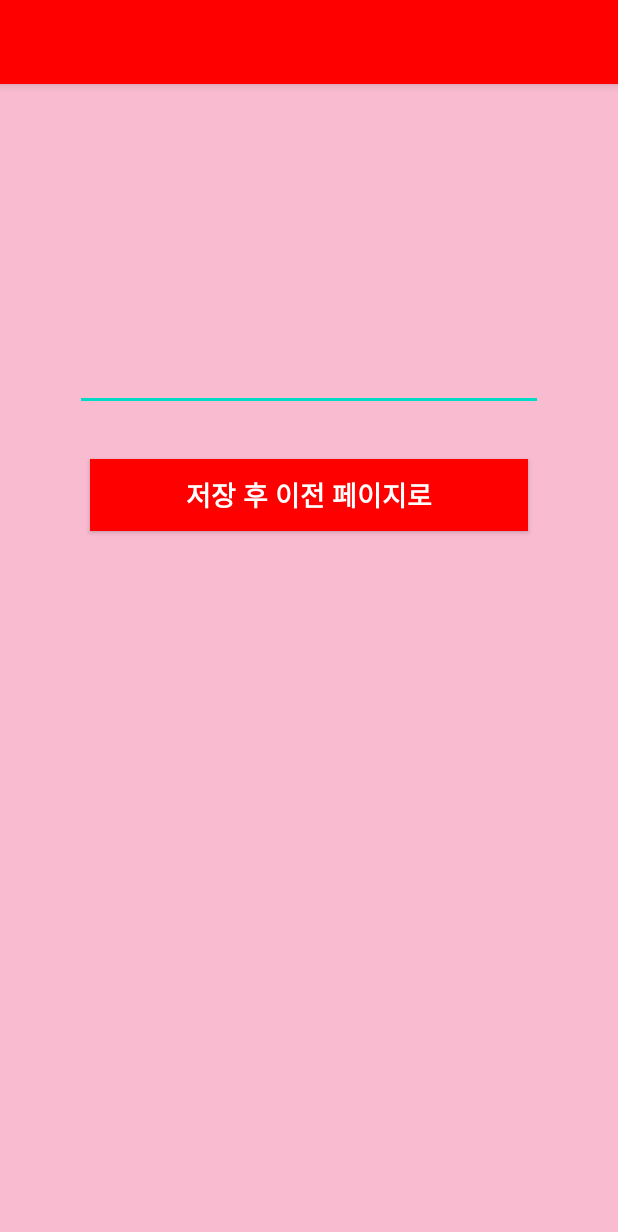
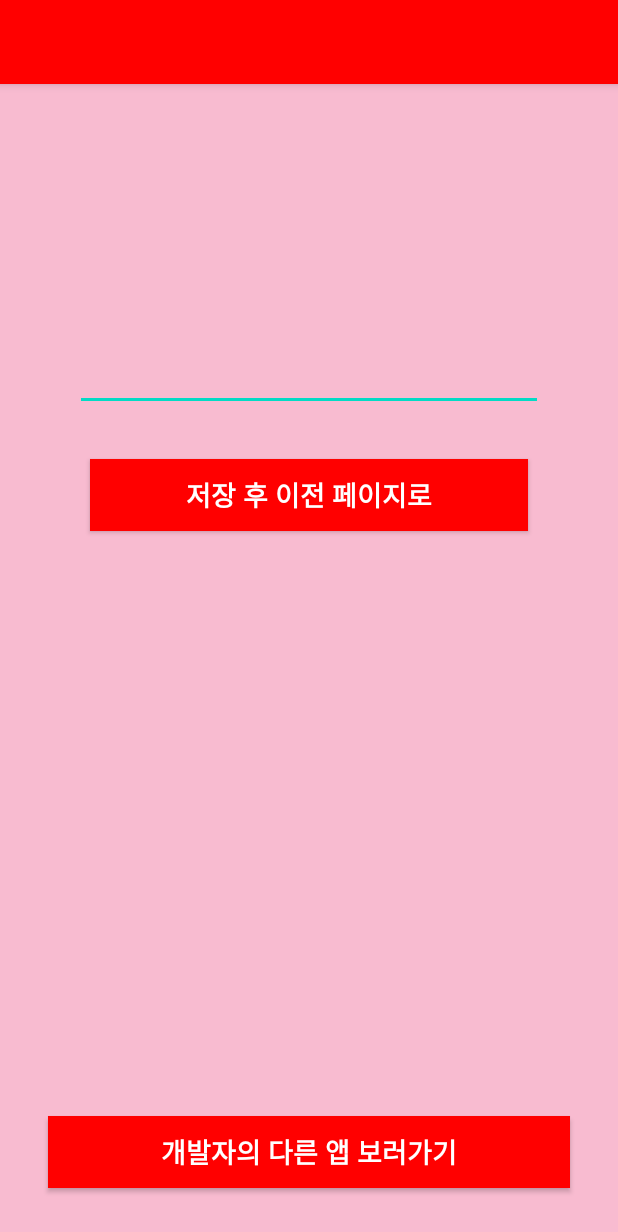
Before and after one commit to honwon/love, an Android app: the SettingActivity screen opened directly, with no data from a screen before it, on a phone screen of 412 x 824 dp. Shown: the top 1232 px of the screen. Run offline under Robolectric (Android 15) with nearby library versions, the phone set to English and light mode, and no system bars; libraries missing offline, so code that uses them is left out: org.jetbrains.anko.

Commit message:
added Developer button

```diff
--- a/app/build.gradle
+++ b/app/build.gradle
@@ -10,8 +10,8 @@ android {
         applicationId "com.honwon.love"
         minSdkVersion 25
         targetSdkVersion 29
-        versionCode 5
-        versionName "1.4"
+        versionCode 7
+        versionName "1"
 
         testInstrumentationRunner "androidx.test.runner.AndroidJUnitRunner"
     }
@@ -26,6 +26,7 @@ android {
 }
 
 dependencies {
+    implementation "org.jetbrains.anko:anko-commons:$anko_version"
     implementation fileTree(dir: 'libs', include: ['*.jar'])
     implementation "org.jetbrains.kotlin:kotlin-stdlib-jdk7:$kotlin_version"
     implementation 'androidx.appcompat:appcompat:1.1.0'
--- a/app/src/main/java/com/honwon/love/SettingActivity.kt
+++ b/app/src/main/java/com/honwon/love/SettingActivity.kt
@@ -4,7 +4,9 @@ import android.content.Context
 import android.content.Intent
 import androidx.appcompat.app.AppCompatActivity
 import android.os.Bundle
+import android.provider.Browser
 import kotlinx.android.synthetic.main.activity_setting.*
+import org.jetbrains.anko.browse
 
 class SettingActivity : AppCompatActivity() {
 
@@ -12,6 +14,10 @@ class SettingActivity : AppCompatActivity() {
     override fun onCreate(savedInstanceState: Bundle?) {
         super.onCreate(savedInstanceState)
         setContentView(R.layout.activity_setting)
+
+        button2.setOnClickListener {
+            browse("https://play.google.com/store/apps/developer?id=Honwon98")
+        }
 
 
 
--- a/app/src/main/res/layout/activity_main.xml
+++ b/app/src/main/res/layout/activity_main.xml
@@ -43,6 +43,7 @@
         android:layout_height="wrap_content"
         android:layout_alignParentBottom="true"
         android:layout_centerHorizontal="true"
+        android:textColor="@android:color/black"
         android:textSize="40sp"
         app:layout_constraintBottom_toBottomOf="parent"
         app:layout_constraintEnd_toEndOf="parent"
--- a/app/src/main/res/layout/activity_setting.xml
+++ b/app/src/main/res/layout/activity_setting.xml
@@ -56,5 +56,21 @@
         app:layout_constraintStart_toStartOf="parent"
         app:layout_constraintTop_toBottomOf="@+id/editText" />
 
+    <Button
+        android:id="@+id/button2"
+        android:layout_width="0dp"
+        android:layout_height="wrap_content"
+        android:layout_marginStart="32dp"
+        android:layout_marginEnd="32dp"
+        android:layout_marginBottom="32dp"
+        android:background="#FF0000"
+        android:text="개발자의 다른 앱 보러가기"
+        android:textColor="#ffffff"
+        android:textSize="18sp"
+        android:textStyle="bold"
+        app:layout_constraintBottom_toBottomOf="parent"
+        app:layout_constraintEnd_toEndOf="parent"
+        app:layout_constraintStart_toStartOf="parent" />
+
 
 </androidx.constraintlayout.widget.ConstraintLayout>
--- a/app/src/main/res/values/styles.xml
+++ b/app/src/main/res/values/styles.xml
@@ -6,6 +6,7 @@
         <item name="colorPrimary">@color/colorPrimary</item>
         <item name="colorPrimaryDark">@color/colorPrimaryDark</item>
         <item name="colorAccent">@color/colorAccent</item>
+        <item name="android:textColor">@android:color/black</item>
 
 
 
--- a/build.gradle
+++ b/build.gradle
@@ -2,6 +2,7 @@
 
 buildscript {
     ext.kotlin_version = '1.3.72'
+    ext.anko_version='0.10.8'
     repositories {
         google()
         jcenter()
```
